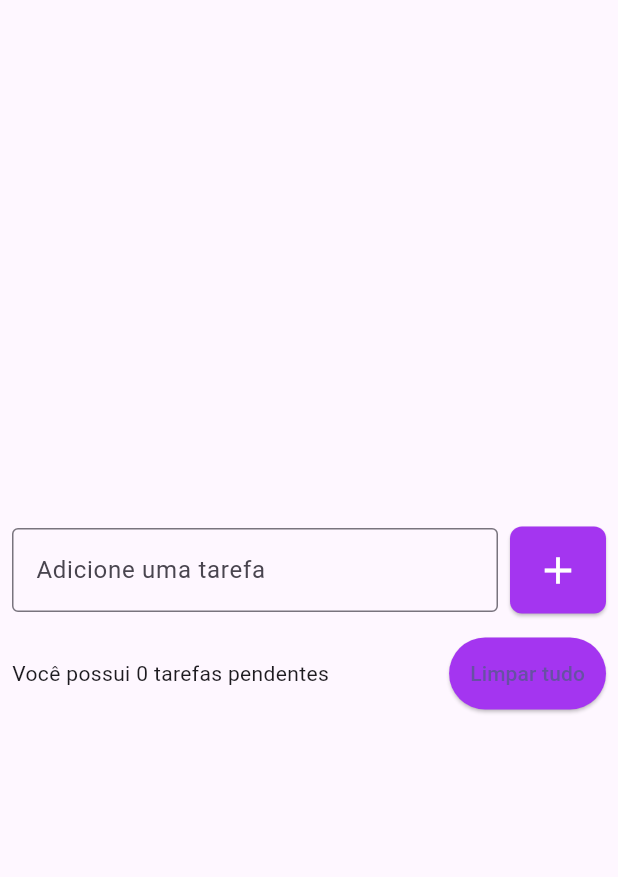
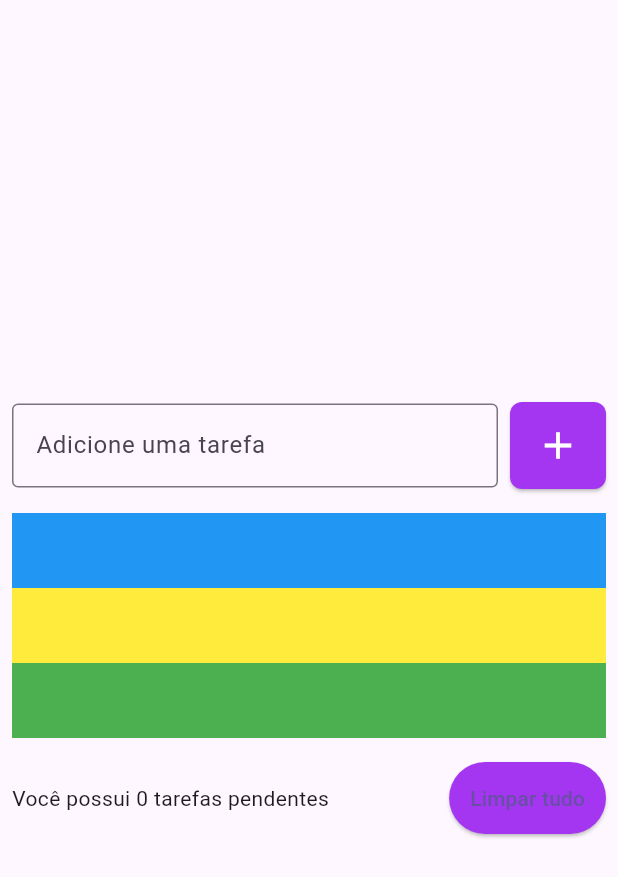
Before and after one commit to silviofrancoms10/todo_list, a Flutter app: the screen it shows after launch, on a phone screen of 412 x 824 dp. Shown: the top 877 px of the screen. Run offline on Flutter 3.47's test engine with Material 3 defaults, Android fonts, the phone set to English and light mode, and no system bars.

Commit message:
Aula 94 - ListView shrinkWrap

```diff
--- a/lib/pages/todo_list_page.dart
+++ b/lib/pages/todo_list_page.dart
@@ -50,7 +50,29 @@ class TodoListPage extends StatelessWidget {
                       )
                 ],
               ),
-              SizedBox(height: 16 ,),
+              SizedBox(
+                height: 16,
+              ),
+              ListView(
+                shrinkWrap: true, //deixa a lista o mais enxuta o possivel(espaçamento)
+                children: [
+                  Container(
+                    color: Colors.blue,
+                    height: 50,
+                  ),
+                  Container(
+                    color: Colors.yellow,
+                    height: 50,
+                  ),
+                  Container(
+                    color: Colors.green,
+                    height: 50,
+                  ),
+                ],
+              ),
+              SizedBox(
+                height: 16,
+              ),
               Row(
                 children: [
                   Expanded(
@@ -58,7 +80,9 @@ class TodoListPage extends StatelessWidget {
                       'Você possui 0 tarefas pendentes',
                     ),
                   ),
-                  SizedBox(width: 8,),
+                  SizedBox(
+                    width: 8,
+                  ),
                   ElevatedButton(
                     onPressed: () {},
                     style: ElevatedButton.styleFrom(
```
